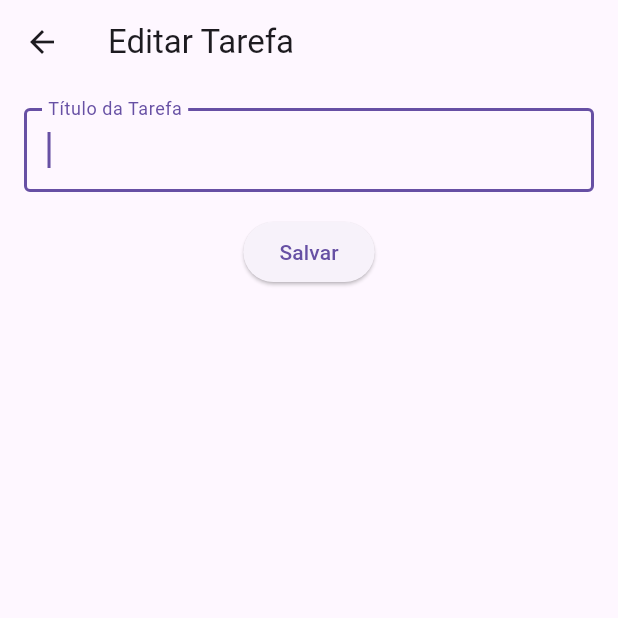
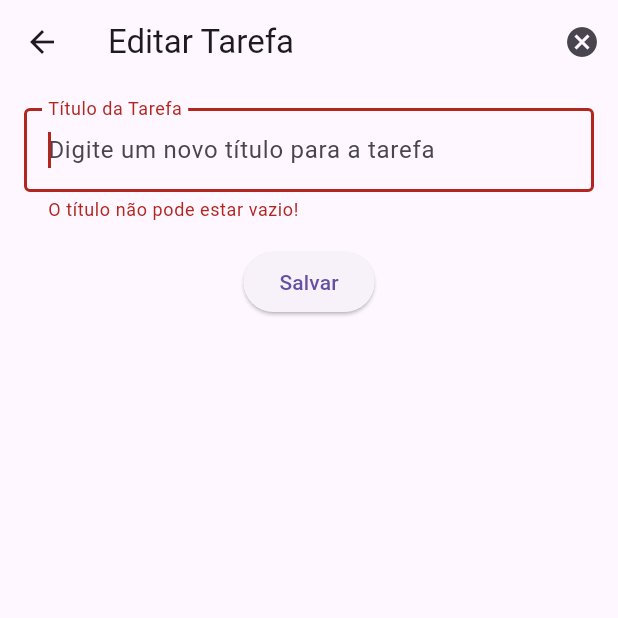
Before and after one commit to lzn1996/flutter-todolist, a Flutter app: the EditTaskPage screen opened directly with empty values, after a tap on "Salvar", on a phone screen of 412 x 824 dp, the top half of it. Run offline on Flutter 3.47's test engine with Material 3 defaults, Android fonts, the phone set to English and light mode, and no system bars; our stand-ins replace shared_preferences; accounts and stored records are empty.

Commit message:
refatora código para melhorar legibilidade e usabilidade; adiciona validação de senha e confirmação de exclusão de tarefas

```diff
--- a/lib/main.dart
+++ b/lib/main.dart
@@ -8,7 +8,7 @@ void main() {
 }
 
 class MyApp extends StatelessWidget {
-  const MyApp({Key? key}) : super(key: key);
+  const MyApp({super.key});
 
   @override
   Widget build(BuildContext context) {
@@ -28,7 +28,7 @@ class MyApp extends StatelessWidget {
 }
 
 class AuthWrapper extends StatelessWidget {
-  const AuthWrapper({Key? key}) : super(key: key);
+  const AuthWrapper({super.key});
 
   Future<bool> _isLoggedIn() async {
     final prefs = await SharedPreferences.getInstance();
--- a/lib/pages/edit_task_page.dart
+++ b/lib/pages/edit_task_page.dart
@@ -6,10 +6,10 @@ class EditTaskPage extends StatefulWidget {
   final Function(String) onEdit;
 
   const EditTaskPage({
-    Key? key,
+    super.key,
     required this.task,
     required this.onEdit,
-  }) : super(key: key);
+  });
 
   @override
   State<EditTaskPage> createState() => _EditTaskPageState();
@@ -17,6 +17,7 @@ class EditTaskPage extends StatefulWidget {
 
 class _EditTaskPageState extends State<EditTaskPage> {
   late TextEditingController _controller;
+  final GlobalKey<FormState> _formKey = GlobalKey<FormState>();
 
   @override
   void initState() {
@@ -30,37 +31,58 @@ class _EditTaskPageState extends State<EditTaskPage> {
     super.dispose();
   }
 
+  void _saveEdit() {
+    if (_formKey.currentState?.validate() ?? false) {
+      widget.onEdit(_controller.text);
+      ScaffoldMessenger.of(context).showSnackBar(
+        const SnackBar(content: Text('Tarefa atualizada com sucesso!')),
+      );
+      Navigator.pop(context);
+    }
+  }
+
   @override
   Widget build(BuildContext context) {
     return Scaffold(
       appBar: AppBar(
         title: const Text('Editar Tarefa'),
+        actions: [
+          IconButton(
+            icon: const Icon(Icons.cancel),
+            onPressed: () => Navigator.pop(context),
+          ),
+        ],
       ),
       body: Padding(
         padding: const EdgeInsets.all(16.0),
+        child: Form(
+          key: _formKey,
           child: Column(
             children: [
-            TextField(
+              TextFormField(
                 controller: _controller,
                 autofocus: true,
                 decoration: const InputDecoration(
                   labelText: 'Título da Tarefa',
+                  hintText: 'Digite um novo título para a tarefa',
                   border: OutlineInputBorder(),
                 ),
+                validator: (value) {
+                  if (value == null || value.isEmpty) {
+                    return 'O título não pode estar vazio!';
+                  }
+                  return null;
+                },
               ),
               const SizedBox(height: 16),
               ElevatedButton(
-              onPressed: () {
-                if (_controller.text.isNotEmpty) {
-                  widget.onEdit(_controller.text);
-                  Navigator.pop(context);
-                }
-              },
+                onPressed: _saveEdit,
                 child: const Text('Salvar'),
               ),
             ],
           ),
         ),
+      ),
     );
   }
 }
--- a/lib/pages/login_page.dart
+++ b/lib/pages/login_page.dart
@@ -111,6 +111,8 @@ class LoginPageState extends State<LoginPage> {
                   validator: (value) {
                     if (value == null || value.isEmpty) {
                       return 'Por favor, insira a senha';
+                    } else if (value.length < 6) {
+                      return 'A senha deve ter pelo menos 6 caracteres';
                     }
                     return null;
                   },
--- a/lib/widgets/task_item.dart
+++ b/lib/widgets/task_item.dart
@@ -9,12 +9,12 @@ class TaskItem extends StatelessWidget {
   final Function(String) onEdit;
 
   const TaskItem({
-    Key? key,
+    super.key,
     required this.task,
     required this.onToggle,
     required this.onDelete,
     required this.onEdit,
-  }) : super(key: key);
+  });
 
   @override
   Widget build(BuildContext context) {
@@ -22,11 +22,13 @@ class TaskItem extends StatelessWidget {
       leading: Checkbox(
         value: task.isDone,
         onChanged: (_) => onToggle(),
+        activeColor: Colors.green,  // Melhorar visibilidade
       ),
       title: Text(
         task.title,
         style: TextStyle(
           decoration: task.isDone ? TextDecoration.lineThrough : null,
+          color: task.isDone ? Colors.grey : Colors.black, // Mudança de cor para uma melhor visualização
         ),
       ),
       trailing: Row(
```
Also changed, not shown: lib/pages/home_page.dart (+76 -13 lines). Lines whose indentation alone changed are shown as unchanged.
